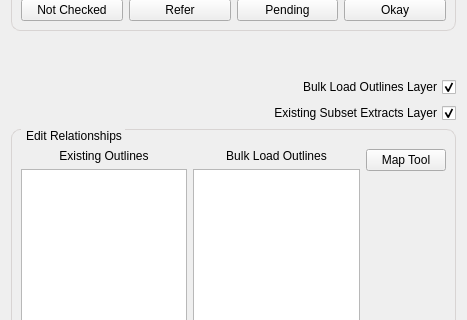
The window that buildings/gui/alter_building_relationship.ui (linz/nz-buildings) describes before a commit, drawn with Qt 5; both pictures show x 0 to 467 and y 340 to 660 of the 467 by 868 pixel window.
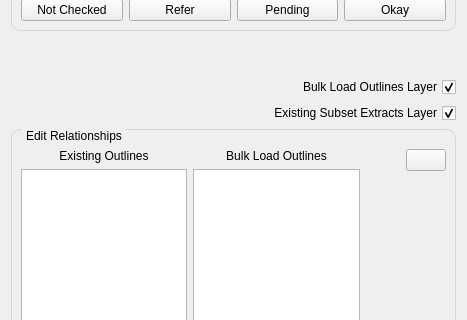
The same window after the commit.

Commit message: add multilayer selection icon

Diff of the .ui file:
```diff
--- a/buildings/gui/alter_building_relationship.ui
+++ b/buildings/gui/alter_building_relationship.ui
@@ -150,11 +150,43 @@
         <item>
          <layout class="QVBoxLayout" name="verticalLayout_5">
           <item>
-           <widget class="QPushButton" name="btn_maptool">
-            <property name="text">
-             <string>Map Tool</string>
-            </property>
-           </widget>
+           <layout class="QHBoxLayout" name="horizontalLayout">
+            <item>
+             <spacer name="horizontalSpacer">
+              <property name="orientation">
+               <enum>Qt::Horizontal</enum>
+              </property>
+              <property name="sizeHint" stdset="0">
+               <size>
+                <width>40</width>
+                <height>20</height>
+               </size>
+              </property>
+             </spacer>
+            </item>
+            <item>
+             <widget class="QPushButton" name="btn_maptool">
+              <property name="sizePolicy">
+               <sizepolicy hsizetype="Fixed" vsizetype="Fixed">
+                <horstretch>0</horstretch>
+                <verstretch>0</verstretch>
+               </sizepolicy>
+              </property>
+              <property name="toolTip">
+               <string>Multi Layer Selection Tool</string>
+              </property>
+              <property name="text">
+               <string/>
+              </property>
+              <property name="iconSize">
+               <size>
+                <width>25</width>
+                <height>25</height>
+               </size>
+              </property>
+             </widget>
+            </item>
+           </layout>
           </item>
           <item>
            <spacer name="verticalSpacer">
```
The commit also changes 2 other files.
